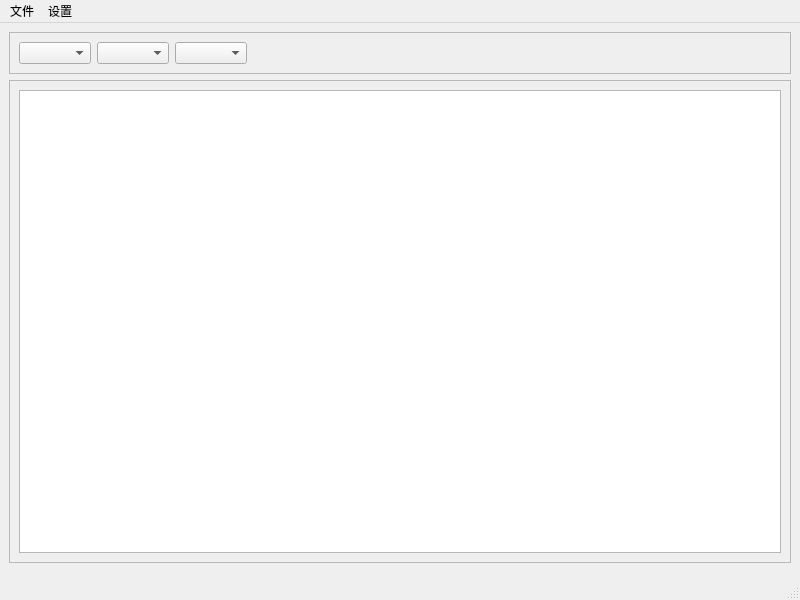
First picture: the form in mainwindow.ui, repository DoubleC01/basedataview, before the edit.
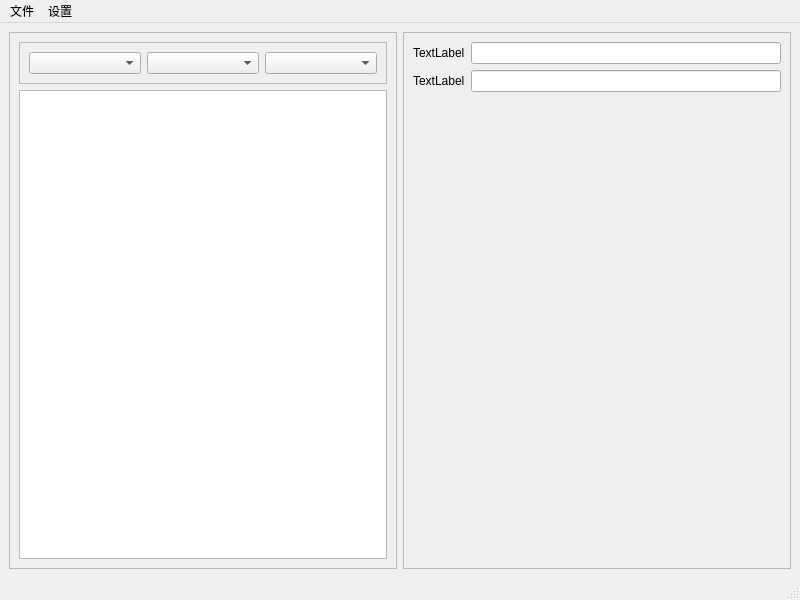
Second picture: the form after the edit. Icons and pictures are not drawn.

Diff of the .ui file:
```diff
--- a/mainwindow.ui
+++ b/mainwindow.ui
@@ -14,7 +14,7 @@
    <string>MainWindow</string>
   </property>
   <widget class="QWidget" name="centralwidget">
-   <layout class="QVBoxLayout" name="verticalLayout">
+   <layout class="QHBoxLayout" name="horizontalLayout">
     <item>
      <widget class="QFrame" name="frame">
       <property name="frameShape">
@@ -23,41 +23,28 @@
       <property name="frameShadow">
        <enum>QFrame::Raised</enum>
       </property>
-      <layout class="QHBoxLayout" name="horizontalLayout_2">
+      <layout class="QVBoxLayout" name="verticalLayout">
        <item>
-        <widget class="QComboBox" name="comboBoxFactory"/>
-       </item>
-       <item>
-        <widget class="QComboBox" name="comboBoxDiameter"/>
-       </item>
-       <item>
-        <widget class="QComboBox" name="comboBoxPipeClass"/>
-       </item>
-       <item>
-        <spacer name="horizontalSpacer">
-         <property name="orientation">
-          <enum>Qt::Horizontal</enum>
+        <widget class="QFrame" name="frame_3">
+         <property name="frameShape">
+          <enum>QFrame::StyledPanel</enum>
          </property>
-         <property name="sizeHint" stdset="0">
-          <size>
-           <width>40</width>
-           <height>20</height>
-          </size>
+         <property name="frameShadow">
+          <enum>QFrame::Raised</enum>
          </property>
-        </spacer>
+         <layout class="QHBoxLayout" name="horizontalLayout_2">
+          <item>
+           <widget class="QComboBox" name="comboBoxFactory"/>
+          </item>
+          <item>
+           <widget class="QComboBox" name="comboBoxPipeClass"/>
+          </item>
+          <item>
+           <widget class="QComboBox" name="comboBoxDiameter"/>
+          </item>
+         </layout>
+        </widget>
        </item>
-      </layout>
-     </widget>
-    </item>
-    <item>
-     <widget class="QFrame" name="frame_2">
-      <property name="frameShape">
-       <enum>QFrame::StyledPanel</enum>
-      </property>
-      <property name="frameShadow">
-       <enum>QFrame::Raised</enum>
-      </property>
-      <layout class="QHBoxLayout" name="horizontalLayout">
        <item>
         <widget class="QTableView" name="tableView"/>
        </item>
@@ -65,13 +52,35 @@
      </widget>
     </item>
     <item>
-     <widget class="QFrame" name="frame_3">
+     <widget class="QFrame" name="frame_2">
       <property name="frameShape">
        <enum>QFrame::StyledPanel</enum>
       </property>
       <property name="frameShadow">
        <enum>QFrame::Raised</enum>
       </property>
+      <layout class="QFormLayout" name="formLayout">
+       <item row="0" column="0">
+        <widget class="QLabel" name="label">
+         <property name="text">
+          <string>TextLabel</string>
+         </property>
+        </widget>
+       </item>
+       <item row="0" column="1">
+        <widget class="QLineEdit" name="lineEdit"/>
+       </item>
+       <item row="1" column="0">
+        <widget class="QLabel" name="label_2">
+         <property name="text">
+          <string>TextLabel</string>
+         </property>
+        </widget>
+       </item>
+       <item row="1" column="1">
+        <widget class="QLineEdit" name="lineEdit_2"/>
+       </item>
+      </layout>
      </widget>
     </item>
    </layout>
```
Left out of the diff: 24 changed lines with no effect on the pictures.
